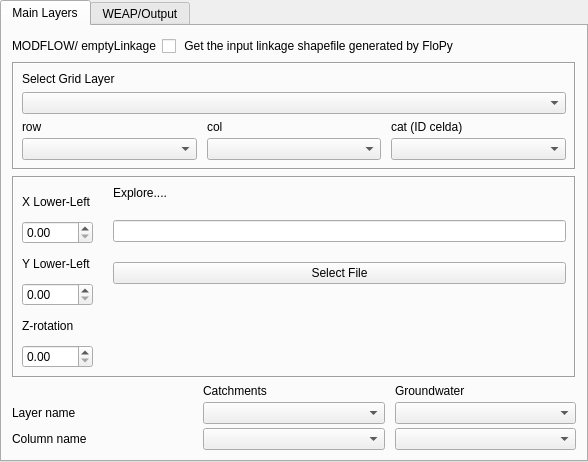
Before: the Qt Designer form geo_linkage_dialog.ui in Kalliam/geolinkage_project_QGIS, drawn with Qt 5.
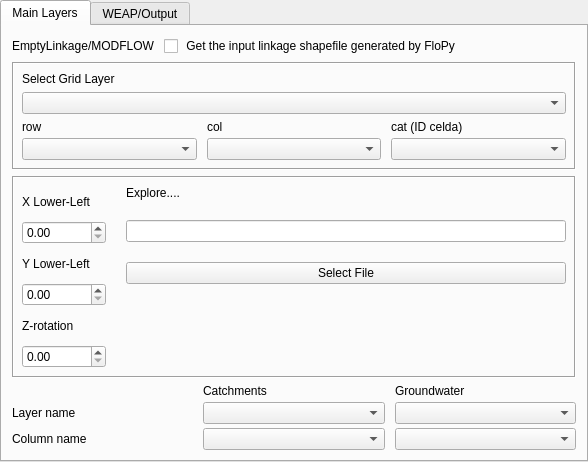
After: the same form once the commit is applied. Custom widgets are drawn as their Qt base class.

Commit message: fix: increased x,y maximum

Diff of the .ui file:
```diff
--- a/geo_linkage_dialog.ui
+++ b/geo_linkage_dialog.ui
@@ -71,7 +71,7 @@
          <item>
           <widget class="QLabel" name="label_8">
            <property name="text">
-            <string>MODFLOW/ emptyLinkage</string>
+            <string>EmptyLinkage/MODFLOW </string>
            </property>
           </widget>
          </item>
@@ -216,7 +216,7 @@
             <item row="1" column="0">
              <widget class="QDoubleSpinBox" name="spin_x">
               <property name="maximum">
-               <double>1000.000000000000000</double>
+               <double>1000000000.000000000000000</double>
               </property>
              </widget>
             </item>
@@ -230,7 +230,7 @@
             <item row="3" column="0">
              <widget class="QDoubleSpinBox" name="spin_y">
               <property name="maximum">
-               <double>1000.000000000000000</double>
+               <double>1000000000.000000000000000</double>
               </property>
              </widget>
             </item>
```
